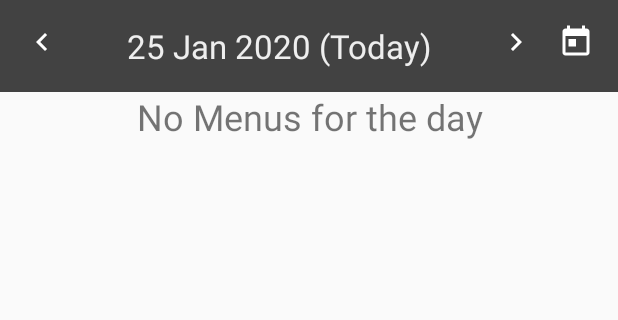
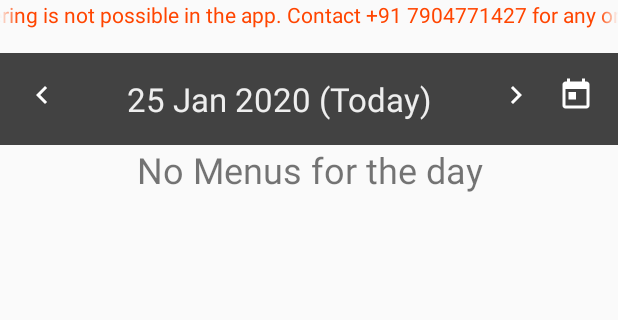
Before and after one commit to annai-high-tech/PasituPusi, an Android app: the fragment HomeFragment placed in its activity, on a phone screen of 412 x 824 dp, the part 181-501 px from its top. Run offline under Robolectric (Android 15) with nearby library versions, the phone set to English and light mode, and no system bars; our stand-ins replace AdMob, Firebase (no records; nobody signed in at launch, a user with empty details on screens opened directly).

Commit message:
Release V01.01. Banner ads enabled. In home page news section added

```diff
--- a/app/src/main/java/com/aht/business/kirti/pasitupusi/ui/main/tabs/HomeFragment.java
+++ b/app/src/main/java/com/aht/business/kirti/pasitupusi/ui/main/tabs/HomeFragment.java
@@ -37,7 +37,7 @@ import java.util.TimeZone;
 
 public class HomeFragment extends BaseFragment {
 
-    private TextView textViewWelcomeMsg, welcomeMsgTextView;
+    private TextView textViewWelcomeMsg, welcomeMsgTextView, newsTextView;
     private LinearLayout contentLayout;
     private TextView textViewDate;
     private ImageView top_left_arrow, top_right_arrow, top_go_to_today;
@@ -68,6 +68,7 @@ public class HomeFragment extends BaseFragment {
 
         progressDialog = new ProgressDialog(this.getContext());
         textViewWelcomeMsg =  view.findViewById(R.id.home_welcome);
+        newsTextView =  view.findViewById(R.id.newsTextView);
         textViewDate =  view.findViewById(R.id.top_date_value);
         top_left_arrow =  view.findViewById(R.id.top_left_arrow);
         top_right_arrow =  view.findViewById(R.id.top_right_arrow);
@@ -77,6 +78,7 @@ public class HomeFragment extends BaseFragment {
         welcomeMsgTextView = navigationView.getHeaderView(0).findViewById(R.id.nameTxt);
         menuDrawerImageView= navigationView.getHeaderView(0).findViewById(R.id.imageView);
 
+        newsTextView.setSelected(true);
         //textViewWelcomeMsg.setText("Hello " + ((MainActivity)getActivity()).getProfileData().getName() + "!\n\tWelcome to Pasitu Pusi Menu");
 
         isAllTimeMenuAcquired = false;
--- a/app/src/main/res/layout/fragment_home.xml
+++ b/app/src/main/res/layout/fragment_home.xml
@@ -23,8 +23,25 @@
             android:layout_marginEnd="@dimen/activity_horizontal_margin"
             android:layout_marginBottom="@dimen/activity_vertical_margin"
             android:gravity="center"
-            android:textSize="24sp"
-            android:text="loading..." />
+            android:text="loading..."
+            android:textSize="24sp" />
+
+        <TextView
+            android:id="@+id/newsTextView"
+            android:layout_width="wrap_content"
+            android:layout_height="wrap_content"
+            android:layout_alignParentRight="true"
+            android:layout_marginBottom="@dimen/activity_vertical_margin"
+            android:ellipsize="marquee"
+            android:fadingEdge="horizontal"
+            android:focusable="true"
+            android:focusableInTouchMode="true"
+            android:freezesText="true"
+            android:marqueeRepeatLimit="marquee_forever"
+            android:scrollHorizontally="true"
+            android:singleLine="true"
+            android:text="Online ordering is not possible in the app. Contact +91 7904771427 for any orders and queries"
+            android:textColor="#ff4500" />
 
         <RelativeLayout
             android:id="@+id/calendar_holder"
--- a/app/src/main/res/values/aht_strings.xml
+++ b/app/src/main/res/values/aht_strings.xml
@@ -11,7 +11,7 @@
 
     <string name="privacy_title" translatable="false">Privacy Policy</string>
 
-    <bool name="enable_ads_banner">false</bool>
+    <bool name="enable_ads_banner">true</bool>
     <bool name="enable_ads_fullscreen">false</bool>
     <bool name="enable_ads_native">false</bool>
 
```
